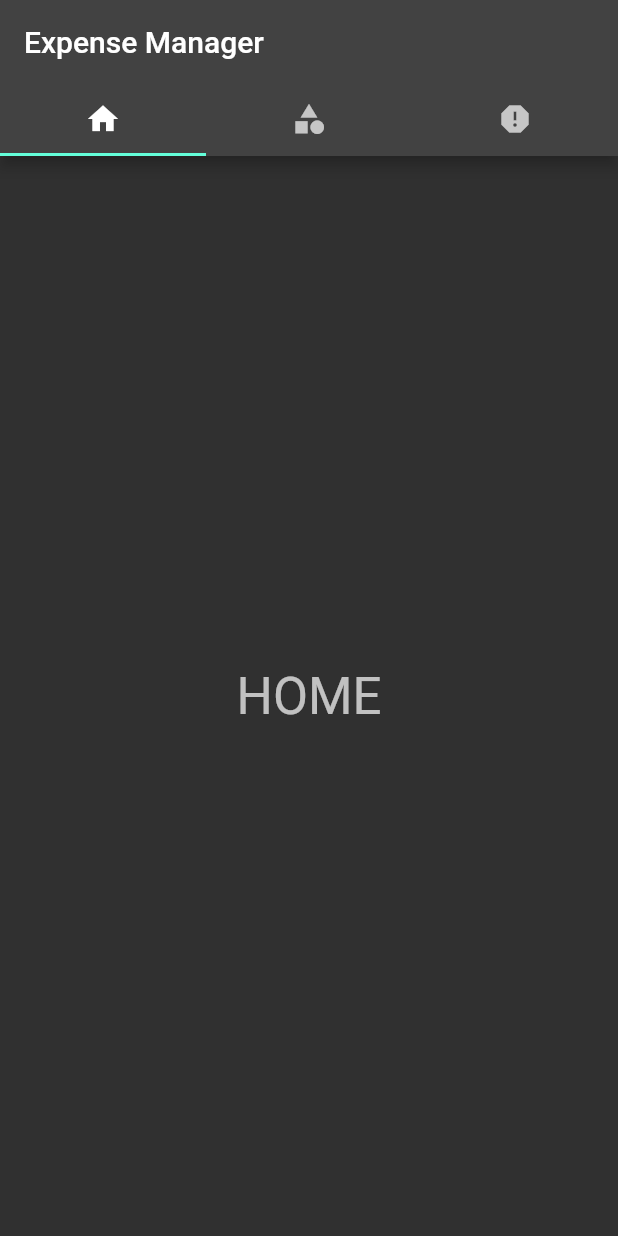
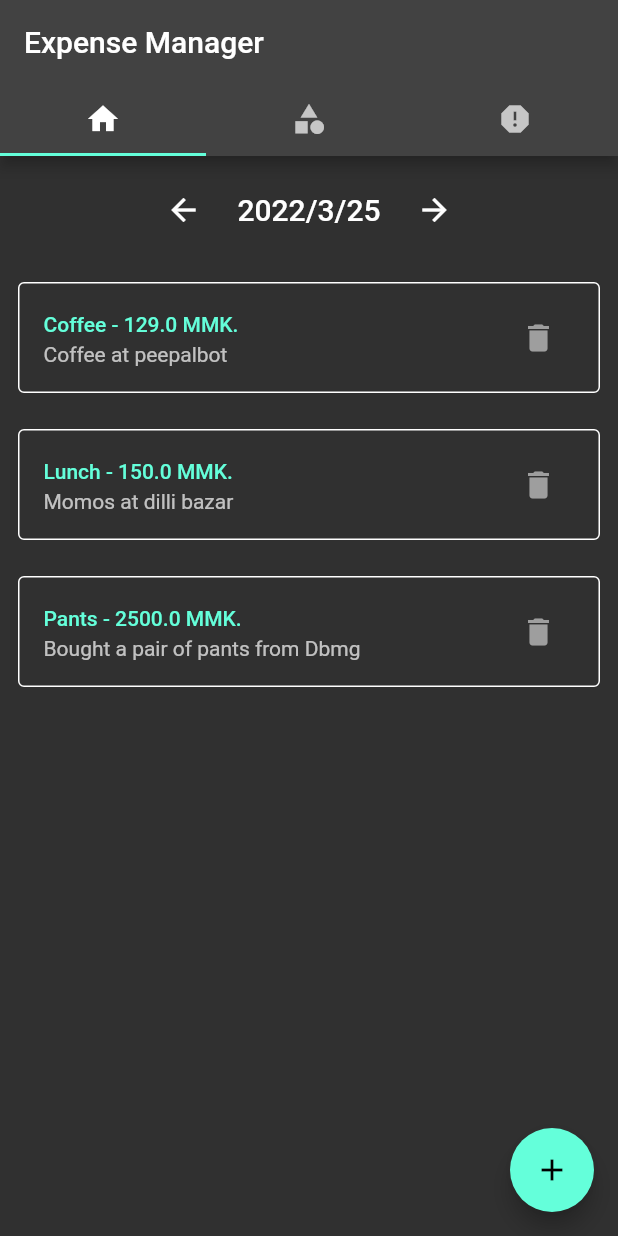
Before and after one commit to mixin27/expense-manager, a Flutter app: the screen it shows after launch, on a phone screen of 412 x 824 dp. Run offline on Flutter 3.47's test engine with Material 2 defaults, Android fonts, the phone set to English and light mode, and no system bars; our stand-ins replace built_collection, built_value, rxdart, sqflite; accounts and stored records are empty; generated files the repository leaves out were written again.

Commit message:
expense list and add expense ui

```diff
--- a/lib/db/migrations/db_script.dart
+++ b/lib/db/migrations/db_script.dart
@@ -3,5 +3,6 @@ import 'package:expense_manager/db/migrations/init_db.dart';
 class DbMigrator {
   static final Map<int, String> migrations = {
     1: initDbScript,
+    2: createExpenseDbScript,
   };
 }
--- /dev/null
+++ b/lib/models/expense_model.dart
@@ -0,0 +1,22 @@
+import 'package:built_value/built_value.dart';
+import 'package:built_value/serializer.dart';
+
+part 'expense_model.g.dart';
+
+abstract class ExpenseModel
+    implements Built<ExpenseModel, ExpenseModelBuilder> {
+  // Fields
+
+  ExpenseModel._();
+
+  factory ExpenseModel([void Function(ExpenseModelBuilder) updates]) =
+      _$ExpenseModel;
+
+  static Serializer<ExpenseModel> get serializer => _$expenseModelSerializer;
+
+  int? get id;
+  int? get categoryId;
+  String? get title;
+  String? get notes;
+  double? get amount;
+}
--- a/lib/models/serializer.dart
+++ b/lib/models/serializer.dart
@@ -1,11 +1,13 @@
 import 'package:built_value/serializer.dart';
 import 'package:built_value/standard_json_plugin.dart';
 import 'package:expense_manager/models/category_model.dart';
+import 'package:expense_manager/models/expense_model.dart';
 
 part 'serializer.g.dart';
 
 @SerializersFor([
   CategoryModel,
+  ExpenseModel,
 ])
 final Serializers serializers =
     (_$serializers.toBuilder()..addPlugin(StandardJsonPlugin())).build();
--- /dev/null
+++ b/lib/pages/dashboard_page.dart
@@ -0,0 +1,116 @@
+import 'package:flutter/material.dart';
+
+import '../models/expense_model.dart';
+import '../routes/add_expense.dart';
+
+class DashboardPage extends StatelessWidget {
+  const DashboardPage({Key? key}) : super(key: key);
+
+  String _getStringDate(DateTime dt) {
+    return "${dt.year}/${dt.month}/${dt.day}";
+  }
+
+  @override
+  Widget build(BuildContext context) {
+    return Scaffold(
+      body: Column(
+        children: [
+          Container(
+            padding: const EdgeInsets.all(12.0),
+            width: double.infinity,
+            child: Row(
+              mainAxisAlignment: MainAxisAlignment.center,
+              children: [
+                IconButton(
+                  onPressed: () {},
+                  icon: const Icon(Icons.arrow_back),
+                ),
+                Container(
+                  margin: const EdgeInsets.symmetric(horizontal: 12.0),
+                  child: Text(
+                    _getStringDate(DateTime.now()),
+                    style: Theme.of(context).textTheme.headline6,
+                  ),
+                ),
+                IconButton(
+                  onPressed: () {},
+                  icon: const Icon(
+                    Icons.arrow_forward,
+                  ),
+                ),
+              ],
+            ),
+          ),
+          Expanded(child: _getExpenses()),
+        ],
+      ),
+      floatingActionButton: FloatingActionButton(
+        onPressed: () {
+          Navigator.push(
+            context,
+            MaterialPageRoute(
+              builder: (context) => const AddExpense(),
+            ),
+          );
+        },
+        child: const Icon(Icons.add),
+      ),
+    );
+  }
+
+  Widget _getExpenses() {
+    var expense1 = ExpenseModel().rebuild((b) => b
+      ..id = 1
+      ..title = "Coffee"
+      ..notes = "Coffee at peepalbot"
+      ..amount = 129.00);
+
+    var expense2 = ExpenseModel().rebuild((b) => b
+      ..id = 2
+      ..title = "Lunch"
+      ..notes = "Momos at dilli bazar"
+      ..amount = 150.00);
+
+    var expense3 = ExpenseModel().rebuild((b) => b
+      ..id = 3
+      ..title = "Pants"
+      ..notes = "Bought a pair of pants from Dbmg"
+      ..amount = 2500.00);
+
+    var listExpenses = [expense1, expense2, expense3];
+
+    return ListView.builder(
+      itemCount: listExpenses.length,
+      itemBuilder: (context, index) {
+        var expense = listExpenses[index];
+
+        return Container(
+          decoration: BoxDecoration(
+            borderRadius: BorderRadius.circular(4.0),
+            border: Border.all(
+              width: 1.0,
+              style: BorderStyle.solid,
+              color: Colors.white,
+            ),
+          ),
+          margin: const EdgeInsets.all(12.0),
+          child: ListTile(
+            onTap: () {},
+            trailing: IconButton(
+              onPressed: () {},
+              icon: const Icon(Icons.delete),
+              color: Theme.of(context).primaryColorLight,
+            ),
+            title: Text(
+              '${expense.title!} - ${expense.amount!.toString()} MMK.',
+              style: Theme.of(context).textTheme.bodyText1!.copyWith(
+                    color: Theme.of(context).colorScheme.secondary,
+                  ),
+            ),
+            subtitle: Text(expense.notes ?? ''),
+          ),
+        );
+      },
+    );
+  }
+}
--- a/lib/pages/home_page.dart
+++ b/lib/pages/home_page.dart
@@ -1,3 +1,4 @@
+import 'package:expense_manager/pages/dashboard_page.dart';
 import 'package:flutter/material.dart';
 
 import 'category_page.dart';
@@ -36,12 +37,7 @@ class _HomePageState extends State<HomePage> with TickerProviderStateMixin {
       body: TabBarView(
         controller: _tabController,
         children: [
-          Center(
-            child: Text(
-              'HOME',
-              style: Theme.of(context).textTheme.headline4,
-            ),
-          ),
+          const DashboardPage(),
           const CategoryPage(),
           Center(
             child: Text(
--- a/lib/utils/constants.dart
+++ b/lib/utils/constants.dart
@@ -1 +1,2 @@
 const String kApplicationName = 'Expense Manager';
+const String kAddExpenseTitle = 'Add Expense';
```
Also changed, not shown: lib/db/migrations/init_db.dart (+10 -0 lines), lib/routes/add_expense.dart (added, +170 -0 lines).
